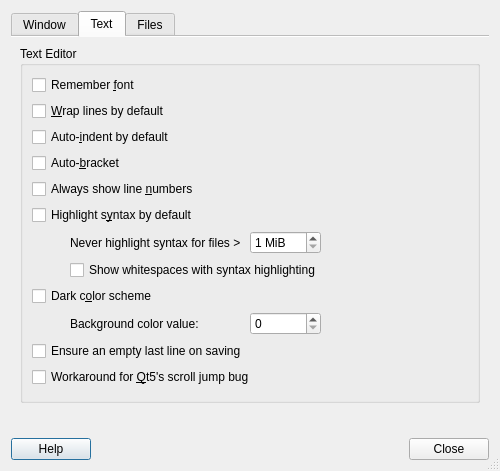
First picture: the form in featherpad/predDialog.ui, repository vecnathewhisperd0/FeatherPad, before the edit.
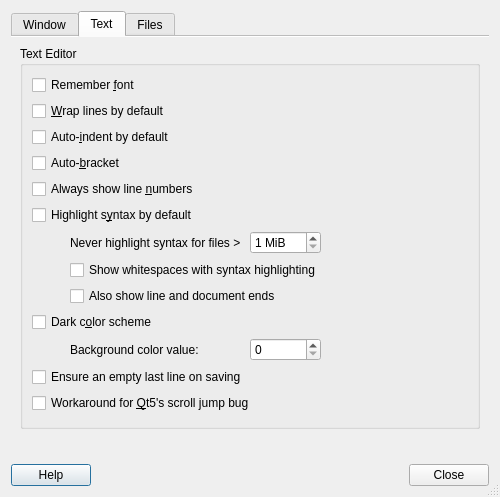
Second picture: the form after the edit. The open tabs and pages were chosen to show the change. Icons and pictures are not drawn.

Commit message: Separate option for showing line/doc ends

```diff
--- a/featherpad/predDialog.ui
+++ b/featherpad/predDialog.ui
@@ -369,7 +369,14 @@
             </property>
            </widget>
           </item>
-          <item row="8" column="0" colspan="3">
+          <item row="8" column="1" colspan="2">
+           <widget class="QCheckBox" name="endingsBox">
+            <property name="text">
+             <string>Also show line and document ends</string>
+            </property>
+           </widget>
+          </item>
+          <item row="9" column="0" colspan="3">
            <widget class="QCheckBox" name="colBox">
             <property name="toolTip">
              <string>Needs window reopening to take effect.</string>
@@ -379,7 +386,7 @@
             </property>
            </widget>
           </item>
-          <item row="9" column="2">
+          <item row="10" column="2">
            <widget class="QSpinBox" name="colorValueSpin">
             <property name="toolTip">
              <string>The color value of the background.
@@ -393,7 +400,7 @@
             </property>
            </widget>
           </item>
-          <item row="9" column="1">
+          <item row="10" column="1">
            <widget class="QLabel" name="colorValueLabel">
             <property name="toolTip">
              <string>The color value of the background.
@@ -410,7 +417,7 @@
             </property>
            </widget>
           </item>
-          <item row="10" column="0" colspan="3">
+          <item row="11" column="0" colspan="3">
            <widget class="QCheckBox" name="lastLineBox">
             <property name="toolTip">
              <string>Some text editors cannot open a document
@@ -421,7 +428,7 @@
             </property>
            </widget>
           </item>
-          <item row="11" column="0" colspan="3">
+          <item row="12" column="0" colspan="3">
            <widget class="QCheckBox" name="scrollBox">
             <property name="toolTip">
              <string>This is not a complete fix but
```
Left out of the diff: 3 changed lines with no effect on the pictures. The commit also changes 13 other files.
